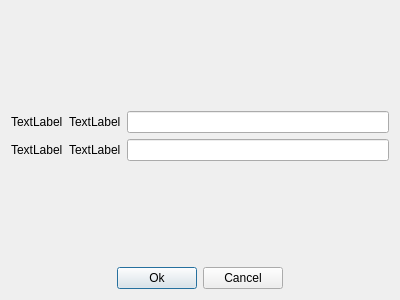
First picture: the form in receptionPR/dialoglogin.ui, repository Maxilei/Share_appPdV_NW, before the edit.
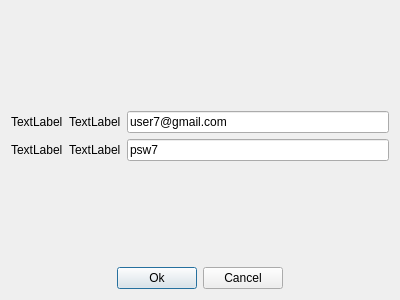
Second picture: the form after the edit.

```diff
--- a/receptionPR/dialoglogin.ui
+++ b/receptionPR/dialoglogin.ui
@@ -44,7 +44,11 @@
       </widget>
      </item>
      <item>
-      <widget class="QLineEdit" name="lineEditLogin"/>
+      <widget class="QLineEdit" name="lineEditLogin">
+       <property name="text">
+        <string>user7@gmail.com</string>
+       </property>
+      </widget>
      </item>
     </layout>
    </item>
@@ -65,7 +69,11 @@
       </widget>
      </item>
      <item>
-      <widget class="QLineEdit" name="lineEditPassword"/>
+      <widget class="QLineEdit" name="lineEditPassword">
+       <property name="text">
+        <string>psw7</string>
+       </property>
+      </widget>
      </item>
     </layout>
    </item>
```
